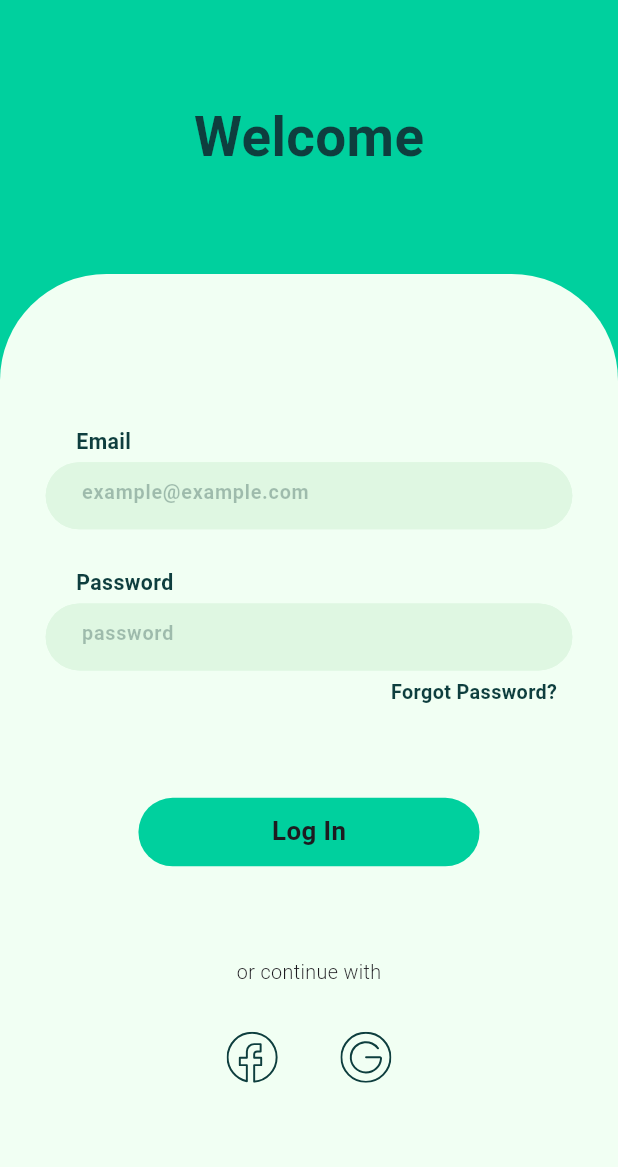
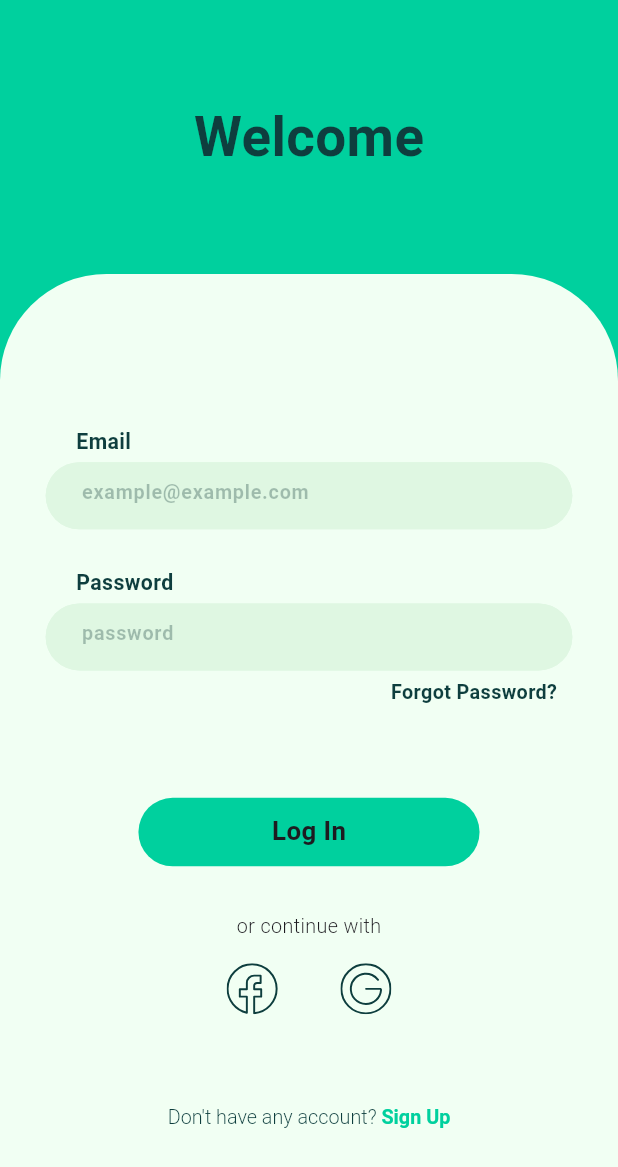
Before and after one commit to Mottakin890/finwise, a Flutter app: the screen it shows after launch, after a tap on "Log In", on a phone screen of 412 x 824 dp. Shown: the top 1167 px of the screen. Run offline on Flutter 3.47's test engine with Material 3 defaults, Android fonts, the phone set to English and light mode, and no system bars; our stand-ins replace flutter_screenutil, flutter_svg, get.

Commit message:
Sign up page implemented

```diff
--- a/lib/commons/routes/app_pages.dart
+++ b/lib/commons/routes/app_pages.dart
@@ -1,6 +1,7 @@
 import 'package:finwise/commons/routes/app_routes.dart';
 import 'package:finwise/presentation/view/auth_page/auth_view.dart';
 import 'package:finwise/presentation/view/sign_in/sign_in_view.dart';
+import 'package:finwise/presentation/view/sign_up/sign_up.dart';
 import 'package:finwise/presentation/view/splash/splash.dart';
 import 'package:get/get_navigation/src/routes/get_route.dart';
 
@@ -8,6 +9,7 @@ class AppPages {
   static final pages = [
     GetPage(name: AppRoutes.splash, page: () => const Splash()),
     GetPage(name: AppRoutes.authPage, page: () => const AuthView()),
-    GetPage(name: AppRoutes.signInPage, page: () =>  SignInView()),
+    GetPage(name: AppRoutes.signInPage, page: () => SignInView()),
+    GetPage(name: AppRoutes.signUpPage, page: () => SignUp()),
   ];
 }
--- a/lib/commons/routes/app_routes.dart
+++ b/lib/commons/routes/app_routes.dart
@@ -2,5 +2,6 @@ abstract class AppRoutes {
   static const String splash = '/';
   static const String authPage = '/auth-page';
   static const String signInPage = '/sign-in-page';
+  static const String signUpPage = '/sign-up-page';
 
 }
--- a/lib/presentation/view/auth_page/auth_view.dart
+++ b/lib/presentation/view/auth_page/auth_view.dart
@@ -50,7 +50,7 @@ class AuthView extends StatelessWidget {
 
             GestureDetector(
               onTap: () {
-                Get.offAllNamed(AppRoutes.signInPage);
+                Get.toNamed(AppRoutes.signInPage);
               },
               child: AuthButton(
                 buttonColor: AppColors.primaryColor,
@@ -58,7 +58,15 @@ class AuthView extends StatelessWidget {
               ),
             ),
             AppSpacings.vertical(10),
-            AuthButton(buttonColor: AppColors.lightGreen, text: 'Sign Up'),
+            GestureDetector(
+              onTap: () {
+                Get.toNamed(AppRoutes.signUpPage);
+              },
+              child: AuthButton(
+                buttonColor: AppColors.lightGreen,
+                text: 'Sign Up',
+              ),
+            ),
           ],
         ),
       ),
--- a/lib/presentation/view/sign_in/sign_in_view.dart
+++ b/lib/presentation/view/sign_in/sign_in_view.dart
@@ -1,5 +1,6 @@
 import 'package:finwise/commons/app_assets/app_assets.dart';
 import 'package:finwise/commons/dimentions/app_spacings.dart';
+import 'package:finwise/commons/routes/app_routes.dart';
 import 'package:finwise/commons/themes/app_colors.dart';
 import 'package:finwise/commons/widgets/global_scaffold.dart';
 import 'package:finwise/commons/widgets/input_field.dart';
@@ -7,6 +8,7 @@ import 'package:finwise/presentation/view/auth_page/helper/auth_button.dart';
 import 'package:flutter/material.dart';
 import 'package:flutter_screenutil/flutter_screenutil.dart';
 import 'package:flutter_svg/flutter_svg.dart';
+import 'package:get/get.dart';
 
 class SignInView extends StatefulWidget {
   const SignInView({super.key});
@@ -22,14 +24,13 @@ class _SignInViewState extends State<SignInView> {
   @override
   Widget build(BuildContext context) {
     return GestureDetector(
-      onTap: () => FocusScope.of(context).unfocus(),
+      onTap: () => FocusScope.of(context).unfocus,
       child: GlobalScaffold(
         isScrollable: false,
         expandedHeight: 180.h,
         centerTitle: true,
         title: 'Welcome',
         child: SingleChildScrollView(
-
           child: Column(
             crossAxisAlignment: .start,
             children: [
@@ -82,14 +83,14 @@ class _SignInViewState extends State<SignInView> {
                   text: 'Log In',
                 ),
               ),
-              AppSpacings.vertical(60),
+              AppSpacings.vertical(30),
               Center(
                 child: Text(
                   'or continue with',
                   style: TextStyle(fontSize: 13.sp, fontWeight: .w300),
                 ),
               ),
-              AppSpacings.vertical(30),
+              AppSpacings.vertical(15),
               Center(
                 child: SizedBox(
                   width: 100.w,
@@ -108,6 +109,34 @@ class _SignInViewState extends State<SignInView> {
                   ),
                 ),
               ),
+              AppSpacings.vertical(60),
+              Align(
+                alignment: .bottomCenter,
+                child: GestureDetector(
+                  onTap: () {
+                    Get.toNamed(AppRoutes.signUpPage);
+                  },
+                  child: RichText(
+                    text: TextSpan(
+                      style: TextStyle(
+                        color: AppColors.primaryTextColor,
+                        fontWeight: .w300,
+                        fontSize: 13.sp,
+                      ),
+                      text: "Don't have any account? ",
+                      children: <TextSpan>[
+                        TextSpan(
+                          text: 'Sign Up',
+                          style: TextStyle(
+                            fontWeight: .bold,
+                            color: AppColors.primaryColor,
+                          ),
+                        ),
+                      ],
+                    ),
+                  ),
+                ),
+              ),
             ],
           ),
         ),
```
Also changed, not shown: lib/presentation/view/sign_up/sign_up.dart (added, +168 -0 lines).
